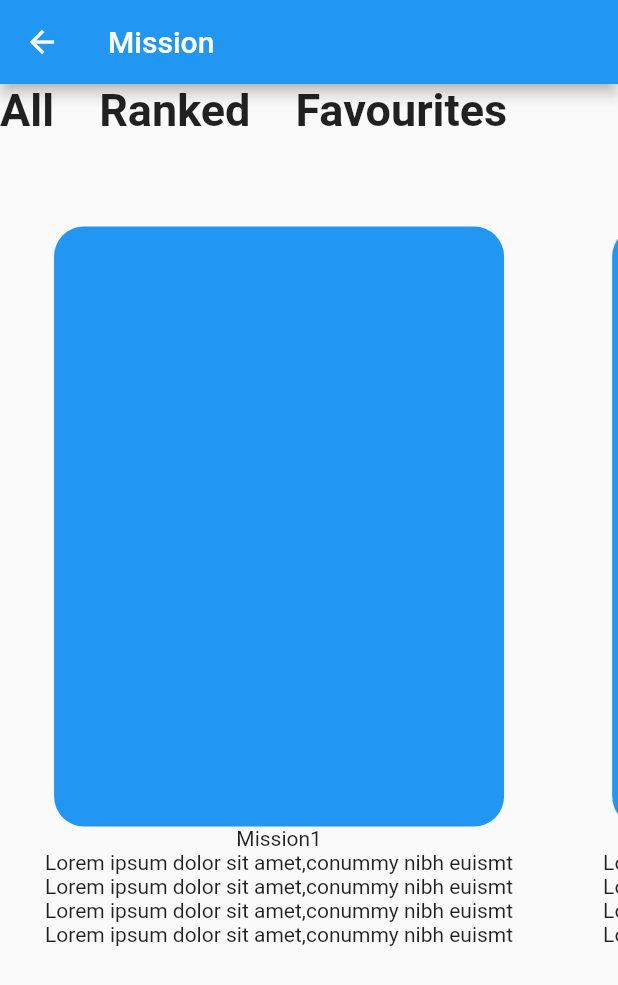
After one commit to booncoder123/Airmission_Jump, a Flutter app: the screen it shows after launch, after a tap on an icon or button, on a phone screen of 412 x 824 dp. The commit adds this screen. Shown: the top 985 px of the screen. Run offline on Flutter 3.47's test engine with Material 2 defaults, Android fonts, the phone set to English and light mode, and no system bars; our stand-ins replace auto_size_text, google_maps_flutter, sliding_up_panel.

Commit message:
Menu done

```diff
--- /dev/null
+++ b/lib/components/SlideMenuBar.dart
@@ -0,0 +1,85 @@
+import 'package:air_mission/screens/MissionPage.dart';
+import 'package:flutter/cupertino.dart';
+import 'package:flutter/material.dart';
+
+import 'Minimenu.dart';
+
+class SlideMenubar extends StatelessWidget {
+  double height;
+  double width;
+
+  SlideMenubar({required this.height, required this.width});
+  @override
+  Widget build(BuildContext context) {
+    return Expanded(
+      child: Padding(
+        padding: const EdgeInsets.only(top: 30),
+        child: Column(children: <Widget>[
+          RowAppMenuBar(height: height, width: width),
+
+
+
+
+
+
+
+        ],),
+      ),
+    );
+  }
+}
+
+class RowAppMenuBar extends StatefulWidget {
+  const RowAppMenuBar({
+    Key? key,
+    required this.height,
+    required this.width,
+  }) : super(key: key);
+
+  final double height;
+  final double width;
+
+  @override
+  _RowAppMenuBarState createState() => _RowAppMenuBarState();
+}
+
+class _RowAppMenuBarState extends State<RowAppMenuBar> {
+  Go_To_MissionPage(){
+   Navigator.push(context, MaterialPageRoute(builder: (context) => MissionPage()));
+   //  print("Click!");
+
+
+  }
+
+  foo(){
+    print("foo!");
+
+  }
+  @override
+  Widget build(BuildContext context) {
+    return Column(
+      children: [
+        Row(
+          mainAxisAlignment: MainAxisAlignment.spaceEvenly,
+          children: <Widget>[
+            Minimenu(icon: CupertinoIcons.airplane,title: "Mission", heightBox: widget.height,widthBox: widget.width,boxColor: 0xffF08080,onClick:Go_To_MissionPage ,),
+            Minimenu(icon: CupertinoIcons.airplane,title: "Mission",heightBox: widget.height,widthBox: widget.width,boxColor: 0xffADEDEA,onClick: foo,),
+            Minimenu(icon: CupertinoIcons.airplane,title: "Mission",heightBox: widget.height,widthBox: widget.width,boxColor: 0xffADEDEA,onClick: foo,),
+
+          ],
+        ),
+        SizedBox(height: 20,),
+        // Row(
+        //   mainAxisAlignment: MainAxisAlignment.spaceEvenly,
+        //   children: <Widget>[
+        //     Minimenu(icon: CupertinoIcons.airplane,title: "Mission", heightBox: widget.height,widthBox: widget.width,boxColor: 0xffADEDEA,onClick: Go_To_MissionPage,),
+        //     Minimenu(icon: CupertinoIcons.airplane,title: "Mission",heightBox: widget.height,widthBox: widget.width,boxColor: 0xffADEDEA,onClick: Go_To_MissionPage,),
+        //     Minimenu(icon: CupertinoIcons.airplane,title: "Mission",heightBox: widget.height,widthBox: widget.width,boxColor: 0xffADEDEA,onClick: Go_To_MissionPage,),
+        //
+        //   ],
+        // ),
+      ],
+
+    );
+  }
+}
--- a/lib/main.dart
+++ b/lib/main.dart
@@ -2,54 +2,36 @@
 import 'dart:async';
 
 import 'package:air_mission/screens/MapPage.dart';
+import 'package:air_mission/services/AppBarStretch.dart';
+import 'package:air_mission/services/AppBarStretch.dart';
+import 'package:air_mission/services/AppBarStretch.dart';
+
+
 import 'package:flutter/cupertino.dart';
+
 import 'package:flutter/material.dart';
-import 'package:google_maps_flutter/google_maps_flutter.dart';
+
+import 'package:provider/provider.dart';
 import 'package:sliding_up_panel/sliding_up_panel.dart';
 
 import 'MapStyle/numbers.dart';
-import 'components/Minimenu.dart';
+
+import 'components/SlideMenuBar.dart';
+import 'services/AppBarStretch.dart';
 
 void main() => runApp(MyApp());
 
 class MyApp extends StatelessWidget {
   @override
   Widget build(BuildContext context) {
+
     return MaterialApp(
       home: SafeArea(
         child: Scaffold(
           body: Container(
-            child: SlidingUpPanel(
-              color: Color(0xFFA5D3B1),
-              maxHeight: 150,
-              minHeight: 450,
-              borderRadius: radiusMenuSwap,
-              panel: Stack(
-                children: [
-                  Expanded(
-                    child: Padding(
-                      padding: const EdgeInsets.only(top: 20.0),
-                      child: Row(
-                        mainAxisAlignment: MainAxisAlignment.spaceEvenly,
-                        children: <Widget>[
-                          Minimenu(icon: CupertinoIcons.airplane,title: "Mission"),
-                          Minimenu(icon: CupertinoIcons.airplane,title: "Mission"),
-                          Minimenu(icon: CupertinoIcons.airplane,title: "Mission"),
-
-
-
-
-                        ],
-                      ),
-                    ),
-                  ),
-
-                ],
-
-              ),
-              body: Center(
-                child: MapSample(),
-              ),
+            child: ChangeNotifierProvider<AppBarStretch>(
+              create: (context) => AppBarStretch() ,
+              child: SlideMenu(),
             ),
           ),
         ),
@@ -57,3 +39,39 @@ class MyApp extends StatelessWidget {
     );
   }
 }
+
+class SlideMenu extends StatefulWidget {
+  @override
+  _SlideMenuState createState() => _SlideMenuState();
+}
+
+class _SlideMenuState extends State<SlideMenu> {
+  final PanelController _pc = new PanelController();
+
+
+  @override
+  Widget build(BuildContext context) {
+    final a = Provider.of<AppBarStretch>(context);
+
+    return SlidingUpPanel(
+      controller: _pc,
+      color: Color(0xFFA5D3B1),
+      maxHeight: 150,
+      minHeight: 450,
+      borderRadius: radiusMenuSwap,
+      panel: SlideMenubar(
+        height: a.height,
+        width: a.width,
+      ),
+      body: Center(
+        child: MapSample(),
+      ),
+      onPanelClosed: ( ) {
+       a.ToggleStretch();
+      },
+      onPanelOpened: (){
+        a.ToggleStretch2();
+      },
+    );
+  }
+}
--- /dev/null
+++ b/lib/screens/MissionPage.dart
@@ -0,0 +1,97 @@
+import 'package:air_mission/styles/Mission_Text_style.dart';
+import 'package:auto_size_text/auto_size_text.dart';
+import 'package:flutter/cupertino.dart';
+import 'package:flutter/material.dart';
+import 'package:flutter/rendering.dart';
+
+class MissionPage extends StatelessWidget {
+  @override
+  Widget build(BuildContext context) {
+    return Container(
+      child: Scaffold(
+        appBar: AppBar(
+          title: Text("Mission"),
+        ),
+        body: SingleChildScrollView(
+          scrollDirection: Axis.vertical,
+          child: Column(
+            children: <Widget>[
+              Row(
+                children: <Widget>[
+                  Text(
+                    "All",
+                    style: TextStyle(fontSize: 30, fontWeight: FontWeight.bold),
+                  ),
+                  SizedBox(width: 30),
+                  Text(
+                    "Ranked",
+                    style: TextStyle(fontSize: 30, fontWeight: FontWeight.bold),
+                  ),
+                  SizedBox(width: 30),
+                  Text(
+                    "Favourites",
+                    style: TextStyle(fontSize: 30, fontWeight: FontWeight.bold),
+                  ),
+                ],
+              ),
+              SizedBox(
+                height: 30,
+              ),
+              SingleChildScrollView(
+                scrollDirection: Axis.horizontal,
+                child: Row(
+                  children: <Widget>[
+                    each_mission(),
+                    each_mission(),
+                    each_mission(),
+                    each_mission(),
+                    each_mission(),
+                  ],
+                ),
+              ),
+            ],
+          ),
+        ),
+      ),
+    );
+  }
+}
+
+class each_mission extends StatelessWidget {
+  const each_mission({
+    Key? key,
+  }) : super(key: key);
+
+  @override
+  Widget build(BuildContext context) {
+    return Padding(
+      padding: const EdgeInsets.all(30.0),
+      child: Column(
+        children: <Widget>[
+          Container(
+            width: 300,
+            height: 400,
+            decoration: BoxDecoration(
+                borderRadius: BorderRadius.circular(20), color: Colors.blue),
+          ),
+          Text(
+            "Mission1",
+            textAlign: TextAlign.left,
+          ),
+          Text(
+            "Lorem ipsum dolor sit amet,conummy nibh euismt",
+          ),
+          Text(
+            "Lorem ipsum dolor sit amet,conummy nibh euismt",
+          ),
+          Text(
+            "Lorem ipsum dolor sit amet,conummy nibh euismt",
+          ),
+          Text(
+            "Lorem ipsum dolor sit amet,conummy nibh euismt",
+          )
+        ],
+      ),
+    );
+  }
+}
--- /dev/null
+++ b/lib/services/AppBarStretch.dart
@@ -0,0 +1,17 @@
+import 'package:flutter/foundation.dart';
+
+class AppBarStretch with ChangeNotifier{
+  double width = 100;
+  double height = 100;
+
+  void ToggleStretch(){
+    height = 180;
+    notifyListeners();
+
+  }
+  void ToggleStretch2(){
+    height = 100;
+    notifyListeners();
+
+  }
+}
--- /dev/null
+++ b/lib/styles/Mission_Text_style.dart
@@ -0,0 +1,6 @@
+import 'package:flutter/cupertino.dart';
+
+TextStyle Mission_textStyle = TextStyle(
+  fontStyle: FontStyle.italic,
+  fontSize: 20
+);
--- a/pubspec.yaml
+++ b/pubspec.yaml
@@ -30,6 +30,8 @@ dependencies:
   cupertino_icons: ^1.0.0
   google_maps_flutter: ^2.0.1
   sliding_up_panel: ^1.0.2
+  provider: ^5.0.0
+  auto_size_text: ^2.1.0
 
 dev_dependencies:
   flutter_test:
```
Also changed, not shown: lib/components/Minimenu.dart (+25 -12 lines), lib/screens/Mission.dart (added), pubspec.lock.
